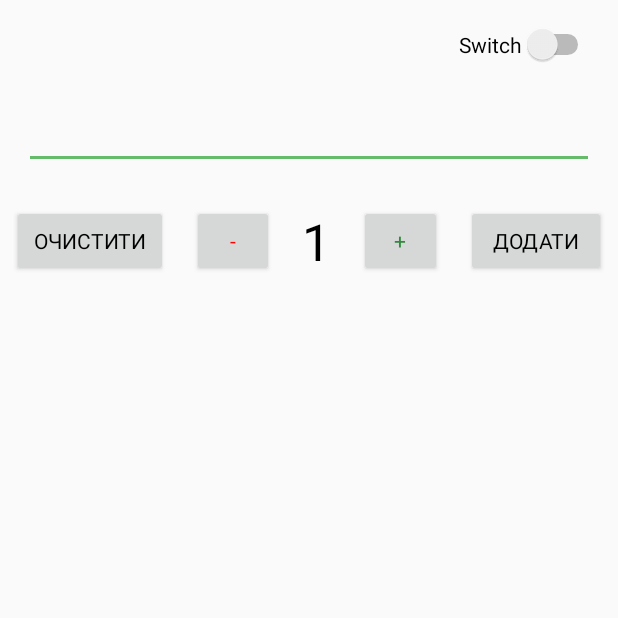
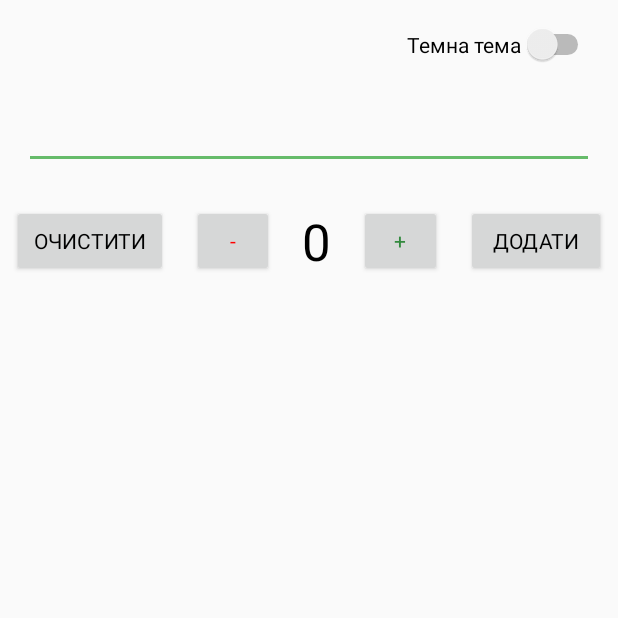
Before and after one commit to PeretsPasha/GroceryList, an Android app: the screen it shows after launch (MainActivity), on a phone screen of 412 x 824 dp, the top half of it. Run offline under Robolectric (Android 15) with nearby library versions, the phone set to English and light mode, and no system bars; Roboto replaces fonts that are not available here.

Commit message:
Add save theme mode

```diff
--- a/app/src/main/java/com/example/grocery/MainActivity.java
+++ b/app/src/main/java/com/example/grocery/MainActivity.java
@@ -24,6 +24,7 @@ import androidx.recyclerview.widget.LinearLayoutManager;
 import androidx.recyclerview.widget.RecyclerView;
 
 public class MainActivity extends AppCompatActivity {
+
     private SQLiteDatabase mDatabase;
     private GroceryAdapter mAdapter;
     private EditText mEditTextName;
@@ -31,42 +32,45 @@ public class MainActivity extends AppCompatActivity {
     private int mAmount = 0;
     private String name;
     private MediaPlayer mediaPlayer,littleDel;
-
-    //to change the theme we create this variables
-    Switch aSwitch;
-
-    SharedPreferences sharedPreferences;
+    private SharedPref sharedPref;
 
     @Override
     protected void onCreate(Bundle savedInstanceState) {
 
-        if(AppCompatDelegate.getDefaultNightMode() == AppCompatDelegate.MODE_NIGHT_YES){
-            setTheme(R.style.AppThemeDark);
-        } else {
-            setTheme(R.style.AppTheme);
-        }
+         sharedPref = new SharedPref(this);
+         if (sharedPref.loadNightModeState() == true){
+             setTheme(R.style.AppThemeDark);
+         } else setTheme(R.style.AppTheme);
 
         super.onCreate(savedInstanceState);
         setContentView(R.layout.activity_main);
 
-        aSwitch = (Switch) findViewById(R.id.switch1);
+        Switch aSwitch = (Switch) findViewById(R.id.switch1);
 
-        if(AppCompatDelegate.getDefaultNightMode() == AppCompatDelegate.MODE_NIGHT_YES){
+        if(sharedPref.loadNightModeState() == true){
             aSwitch.setChecked(true);
+            aSwitch.setText("Світла тема");
+        } else {
+            aSwitch.setText("Темна тема");
         }
+
         aSwitch.setOnCheckedChangeListener(new CompoundButton.OnCheckedChangeListener() {
             @Override
             public void onCheckedChanged(CompoundButton buttonView, boolean isChecked) {
                 if(isChecked){
-                    AppCompatDelegate.setDefaultNightMode(AppCompatDelegate.MODE_NIGHT_YES);
+                    name = mEditTextName.getText().toString();
+                    sharedPref.saveVeriables(name, mAmount);
+                    sharedPref.setNightModeState(true);
                     Intent intent = new Intent(getApplicationContext(), MainActivity.class);
                     startActivity(intent);
-
+                    finish();
                 } else {
-                    AppCompatDelegate.setDefaultNightMode(AppCompatDelegate.MODE_NIGHT_NO);
+                    name = mEditTextName.getText().toString();
+                    sharedPref.saveVeriables(name, mAmount);
+                    sharedPref.setNightModeState(false);
                     Intent intent = new Intent(getApplicationContext(), MainActivity.class);
                     startActivity(intent);
-
+                    finish();
                 }
             }
         });
@@ -101,6 +105,11 @@ public class MainActivity extends AppCompatActivity {
 
         mEditTextName = findViewById(R.id.edittext_name);
         mTextViewAmount = findViewById(R.id.textview_amount);
+
+        mAmount = sharedPref.loadAmount();
+        name = sharedPref.loadEdit();
+        mTextViewAmount.setText(String.valueOf(mAmount));
+        mEditTextName.setText(name);
 
         Button buttonIncrease = findViewById(R.id.button_increase);
         Button buttonDecrease = findViewById(R.id.button_decrease);
@@ -144,30 +153,7 @@ public class MainActivity extends AppCompatActivity {
                 return true;
             }
         });
-
-        sharedPreferences = getPreferences(MODE_PRIVATE);
-
-        Log.d("myLog","====="+mAmount+" "+name+"=====tupo skyrim====");
-
-
     }
-
-
-
-    @Override
-    protected void onStart() {
-        super.onStart();
-          mAmount=sharedPreferences.getInt("amount",1);
-          name=sharedPreferences.getString("name","");
-          Log.d("myLog","====="+mAmount+" "+name+"=====");
-
-            mTextViewAmount.setText(String.valueOf(mAmount));
-            mEditTextName.setText(name);
-
-    }
-
-
-    ///////////////////////////////////////////////////////////////////////////////////////////
 
     private void clearList() {
         mDatabase.delete(GroceryContract.GroceryEntry.TABLE_NAME,
@@ -223,28 +209,4 @@ public class MainActivity extends AppCompatActivity {
                 GroceryContract.GroceryEntry.COLUMN_TIMESTAMP + " DESC"
         );
     }
-
-    @Override
-    protected void onSaveInstanceState(@NonNull Bundle outState) {
-        super.onSaveInstanceState(outState);
-        outState.putInt("amount", mAmount);
-    }
-
-    @Override
-    protected void onRestoreInstanceState(@NonNull Bundle savedInstanceState) {
-        super.onRestoreInstanceState(savedInstanceState);
-        mAmount = savedInstanceState.getInt("amount");
-        mTextViewAmount.setText(String.valueOf(mAmount));
-    }
-
-    @Override
-    protected void onDestroy() {
-        super.onDestroy();
-        name = mEditTextName.getText().toString();
-
-        SharedPreferences.Editor editor = sharedPreferences.edit();
-        editor.putString("name", name);
-        editor.putInt("amount",mAmount);
-        editor.apply();
-    }
 }
--- /dev/null
+++ b/app/src/main/java/com/example/grocery/SharedPref.java
@@ -0,0 +1,41 @@
+package com.example.grocery;
+
+import android.content.Context;
+import android.content.SharedPreferences;
+
+public class SharedPref {
+
+    SharedPreferences sharedPreferences;
+
+    public SharedPref(Context context) {
+        sharedPreferences = context.getSharedPreferences("themeSettings", Context.MODE_PRIVATE);
+    }
+
+    public void setNightModeState(Boolean state){
+        SharedPreferences.Editor editor = sharedPreferences.edit();
+        editor.putBoolean("nightMode", state);
+        editor.commit();
+    }
+
+    public boolean loadNightModeState(){
+        Boolean state = sharedPreferences.getBoolean("nightMode", false);
+        return state;
+    }
+
+    public void saveVeriables(String edit, int amount){
+        SharedPreferences.Editor editor = sharedPreferences.edit();
+        editor.putString("edit", edit);
+        editor.putInt("amount", amount);
+        editor.commit();
+    }
+
+    public String loadEdit(){
+        String edit = sharedPreferences.getString("edit", "");
+        return edit;
+    }
+
+    public int loadAmount(){
+        int amount = sharedPreferences.getInt("amount", 0);
+        return amount;
+    }
+}
```
